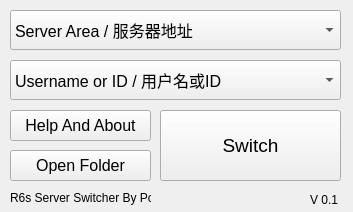
Old version of the form MainWindow.ui in the repository George-Miao/R6SSS.
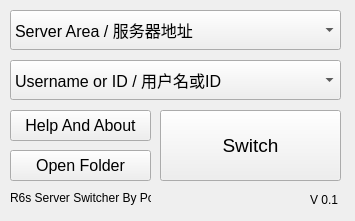
New version of the form. Icons and pictures are not drawn.

The edit to the form file:
```diff
--- a/MainWindow.ui
+++ b/MainWindow.ui
@@ -6,10 +6,22 @@
    <rect>
     <x>0</x>
     <y>0</y>
-    <width>353</width>
-    <height>212</height>
+    <width>355</width>
+    <height>221</height>
    </rect>
   </property>
+  <property name="minimumSize">
+   <size>
+    <width>355</width>
+    <height>221</height>
+   </size>
+  </property>
+  <property name="maximumSize">
+   <size>
+    <width>355</width>
+    <height>221</height>
+   </size>
+  </property>
   <property name="windowTitle">
    <string>R6SSS</string>
   </property>
```
Left out of the diff: 2 changed lines with no effect on the pictures.
